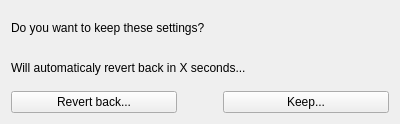
Before: the Qt Designer form src/mickey/chsettings.ui in mavak/linux-track, drawn with Qt 5.
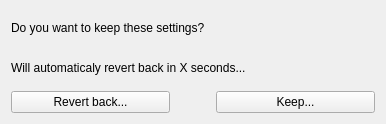
After: the same form once the commit is applied.

Diff of the .ui file:
```diff
--- a/src/mickey/chsettings.ui
+++ b/src/mickey/chsettings.ui
@@ -6,7 +6,7 @@
    <rect>
     <x>0</x>
     <y>0</y>
-    <width>400</width>
+    <width>386</width>
     <height>124</height>
    </rect>
   </property>
```
